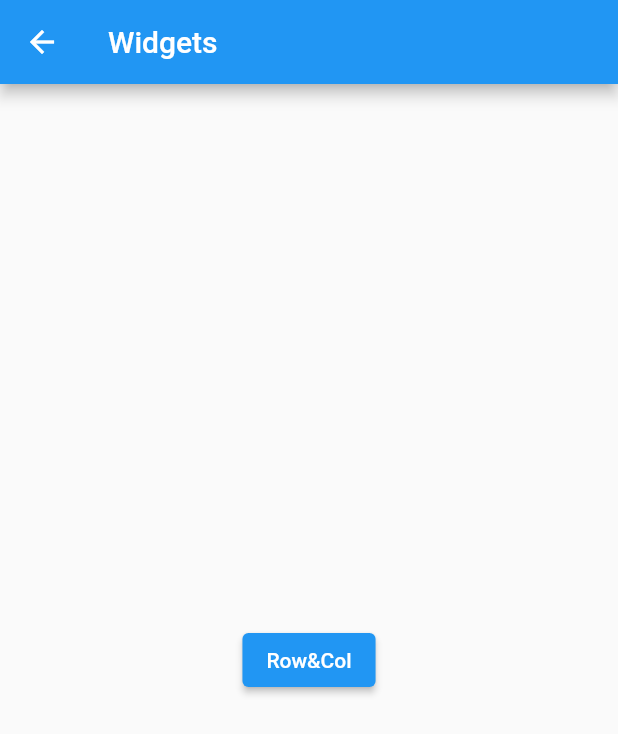
After one commit to HyeonJunSong/AllAboutFlutter, a Flutter app: the WidgetPage screen opened directly, on a phone screen of 412 x 824 dp. The commit adds this screen. Shown: the top 734 px of the screen. Run offline on Flutter 3.47's test engine with Material 2 defaults, Android fonts, the phone set to English and light mode, and no system bars; our stand-ins replace get.

Commit message:
디렉토리 정리

```diff
--- a/lib/main.dart
+++ b/lib/main.dart
@@ -1,7 +1,7 @@
 import 'package:flutter/material.dart';
 import 'package:get/get.dart';
 
-import 'pages/home/home_page.dart';
+import 'pages/home_page.dart';
 
 void main() => runApp(MyApp());
 
--- a/lib/pages/home/home_page.dart
+++ b/lib/pages/home_page.dart
@@ -1,4 +1,5 @@
 import 'package:allaboutflutter/pages/widgetPage/row_col/row_col_page.dart';
+import 'package:allaboutflutter/pages/widgetPage/widget_page.dart';
 import 'package:flutter/material.dart';
 import 'package:get/get.dart';
 
@@ -16,10 +17,8 @@ class HomePage extends StatelessWidget {
           mainAxisAlignment: MainAxisAlignment.center,
           children: [
             ElevatedButton(
-                child: Text("Row&Col"),
-                onPressed: (){
-                  Get.to(RowColPage());
-                },
+              child: Text("Widgets"),
+              onPressed: (){ Get.to(() => WidgetPage()); },
             ),
           ],
         ),
--- /dev/null
+++ b/lib/pages/widgetPage/widget_page.dart
@@ -0,0 +1,28 @@
+import 'package:flutter/material.dart';
+import 'package:get/get.dart';
+
+import 'row_col/row_col_page.dart';
+
+class WidgetPage extends StatelessWidget {
+  const WidgetPage({Key? key}) : super(key: key);
+
+  @override
+  Widget build(BuildContext context) {
+    return Scaffold(
+      appBar: AppBar(
+        title: Text("Widgets"),
+      ),
+      body: Center(
+        child: Column(
+          mainAxisAlignment: MainAxisAlignment.center,
+          children: [
+            ElevatedButton(
+              child: Text("Row&Col"),
+              onPressed: (){ Get.to(() => RowColPage()); },
+            ),
+          ],
+        ),
+      ),
+    );
+  }
+}
```
